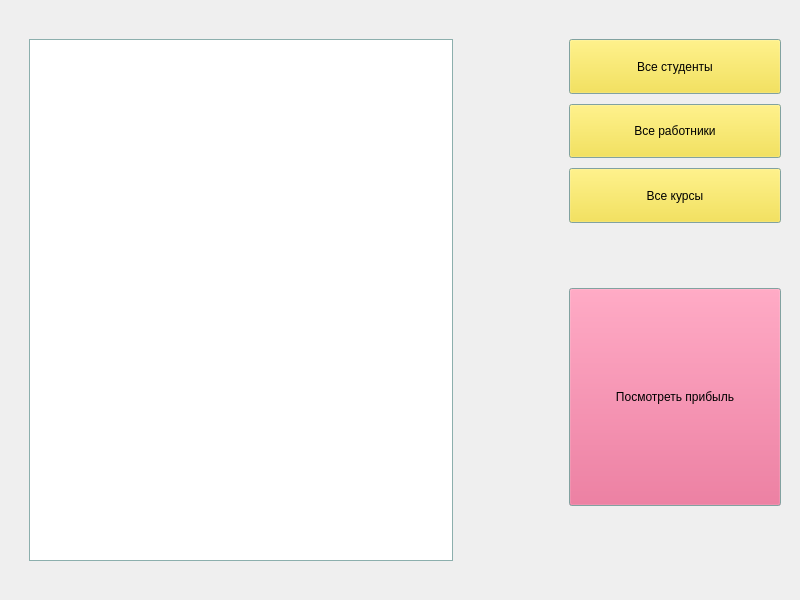
Above: administrator.ui from lizlizardplease/school_bmstu before the change. Below: the same form after it.
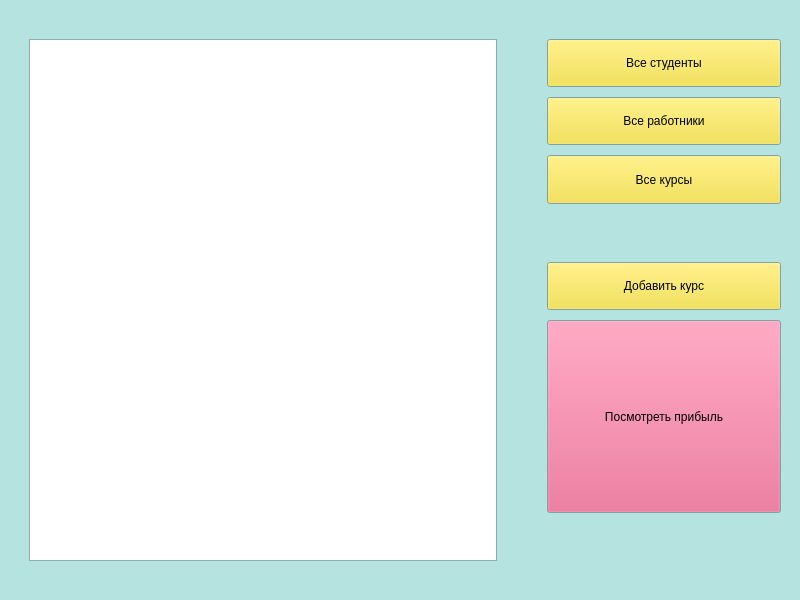
That is the form after the change.

```diff
--- a/administrator.ui
+++ b/administrator.ui
@@ -10,6 +10,70 @@
     <height>600</height>
    </rect>
   </property>
+  <property name="palette">
+   <palette>
+    <active>
+     <colorrole role="Base">
+      <brush brushstyle="SolidPattern">
+       <color alpha="255">
+        <red>255</red>
+        <green>255</green>
+        <blue>255</blue>
+       </color>
+      </brush>
+     </colorrole>
+     <colorrole role="Window">
+      <brush brushstyle="SolidPattern">
+       <color alpha="255">
+        <red>181</red>
+        <green>227</green>
+        <blue>224</blue>
+       </color>
+      </brush>
+     </colorrole>
+    </active>
+    <inactive>
+     <colorrole role="Base">
+      <brush brushstyle="SolidPattern">
+       <color alpha="255">
+        <red>255</red>
+        <green>255</green>
+        <blue>255</blue>
+       </color>
+      </brush>
+     </colorrole>
+     <colorrole role="Window">
+      <brush brushstyle="SolidPattern">
+       <color alpha="255">
+        <red>181</red>
+        <green>227</green>
+        <blue>224</blue>
+       </color>
+      </brush>
+     </colorrole>
+    </inactive>
+    <disabled>
+     <colorrole role="Base">
+      <brush brushstyle="SolidPattern">
+       <color alpha="255">
+        <red>181</red>
+        <green>227</green>
+        <blue>224</blue>
+       </color>
+      </brush>
+     </colorrole>
+     <colorrole role="Window">
+      <brush brushstyle="SolidPattern">
+       <color alpha="255">
+        <red>181</red>
+        <green>227</green>
+        <blue>224</blue>
+       </color>
+      </brush>
+     </colorrole>
+    </disabled>
+   </palette>
+  </property>
   <property name="windowTitle">
    <string>MainWindow</string>
   </property>
@@ -107,7 +171,7 @@
    </property>
    <layout class="QVBoxLayout" name="verticalLayout_2">
     <item>
-     <layout class="QHBoxLayout" name="horizontalLayout" stretch="4,1,2">
+     <layout class="QHBoxLayout" name="horizontalLayout" stretch="4,0,2">
       <property name="spacing">
        <number>10</number>
       </property>
@@ -147,7 +211,7 @@
        </spacer>
       </item>
       <item>
-       <layout class="QVBoxLayout" name="verticalLayout" stretch="1,1,1,1,4,1">
+       <layout class="QVBoxLayout" name="verticalLayout" stretch="1,1,1,1,1,4,1">
         <item>
          <widget class="QPushButton" name="students">
           <property name="sizePolicy">
@@ -200,6 +264,19 @@
           </property>
          </spacer>
         </item>
+        <item>
+         <widget class="QPushButton" name="pushButton">
+          <property name="sizePolicy">
+           <sizepolicy hsizetype="Minimum" vsizetype="Expanding">
+            <horstretch>0</horstretch>
+            <verstretch>0</verstretch>
+           </sizepolicy>
+          </property>
+          <property name="text">
+           <string>Добавить курс</string>
+          </property>
+         </widget>
+        </item>
         <item>
          <widget class="QPushButton" name="cash">
           <property name="sizePolicy">
```
